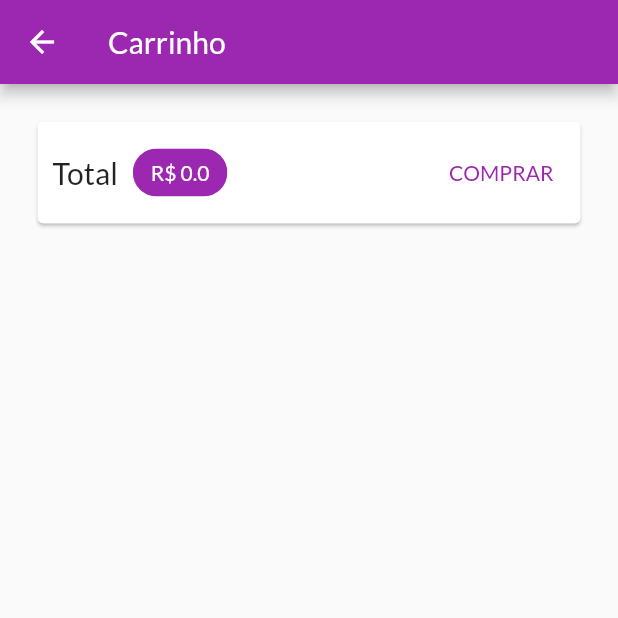
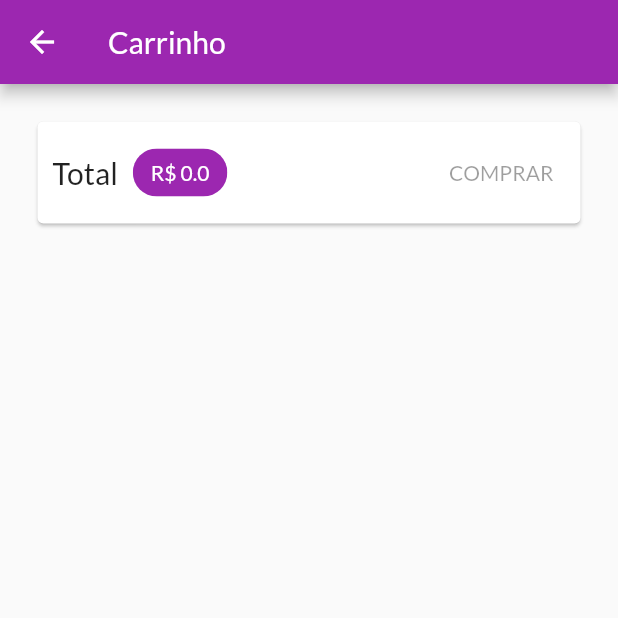
Before and after one commit to murilobohlke/shop, a Flutter app: the CartScreen screen opened by its route, on a phone screen of 412 x 824 dp, the top half of it. Run offline on Flutter 3.47's test engine with Material 2 defaults, Android fonts, the phone set to English and light mode, and no system bars; network calls fail.

Commit message:
Orders in Firebase

```diff
--- a/shop/lib/views/cart_screen.dart
+++ b/shop/lib/views/cart_screen.dart
@@ -46,14 +46,7 @@ class CartScreen extends StatelessWidget {
                     backgroundColor: Theme.of(context).primaryColor,
                   ),
                   Spacer(),
-                  TextButton(
-                    child: Text('COMPRAR'),
-                    onPressed: () {
-                      Provider.of<Orders>(context, listen: false)
-                          .addOrder(cart);
-                      cart.clear();
-                    },
-                  )
+                  OrderButton(cart: cart)
                 ],
               ),
             ),
@@ -71,3 +64,37 @@ class CartScreen extends StatelessWidget {
     );
   }
 }
+
+class OrderButton extends StatefulWidget {
+  const OrderButton({
+    Key? key,
+    required this.cart,
+  }) : super(key: key);
+
+  final Cart cart;
+
+  @override
+  _OrderButtonState createState() => _OrderButtonState();
+}
+
+class _OrderButtonState extends State<OrderButton> {
+  bool isLoading = false;
+
+  @override
+  Widget build(BuildContext context) {
+    return TextButton(
+      child:  isLoading ? Center(child: CircularProgressIndicator(),) :  Text('COMPRAR'),
+      onPressed: widget.cart.totalAmount == 0? null :() async {
+        setState(() {
+          isLoading = true;
+        });
+        await Provider.of<Orders>(context, listen: false)
+            .addOrder(widget.cart);
+        setState(() {
+          isLoading = false;
+        });
+        widget.cart.clear();
+      },
+    );
+  }
+}
```
Also changed, not shown: shop/lib/exceptions/http_exception.dart (added, +10 -0 lines), shop/lib/providers/orders.dart (+22 -4 lines), shop/lib/providers/product.dart (+23 -1 lines), shop/lib/providers/products.dart (+18 -3 lines), shop/lib/widgets/product_item.dart (+12 -2 lines).
